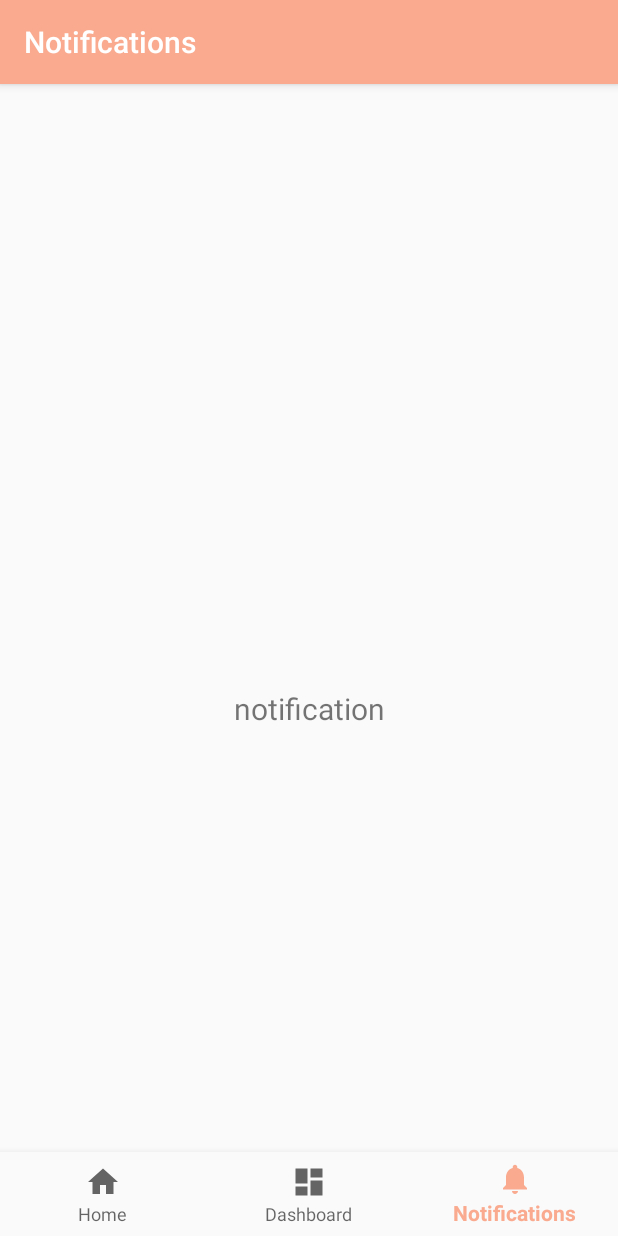
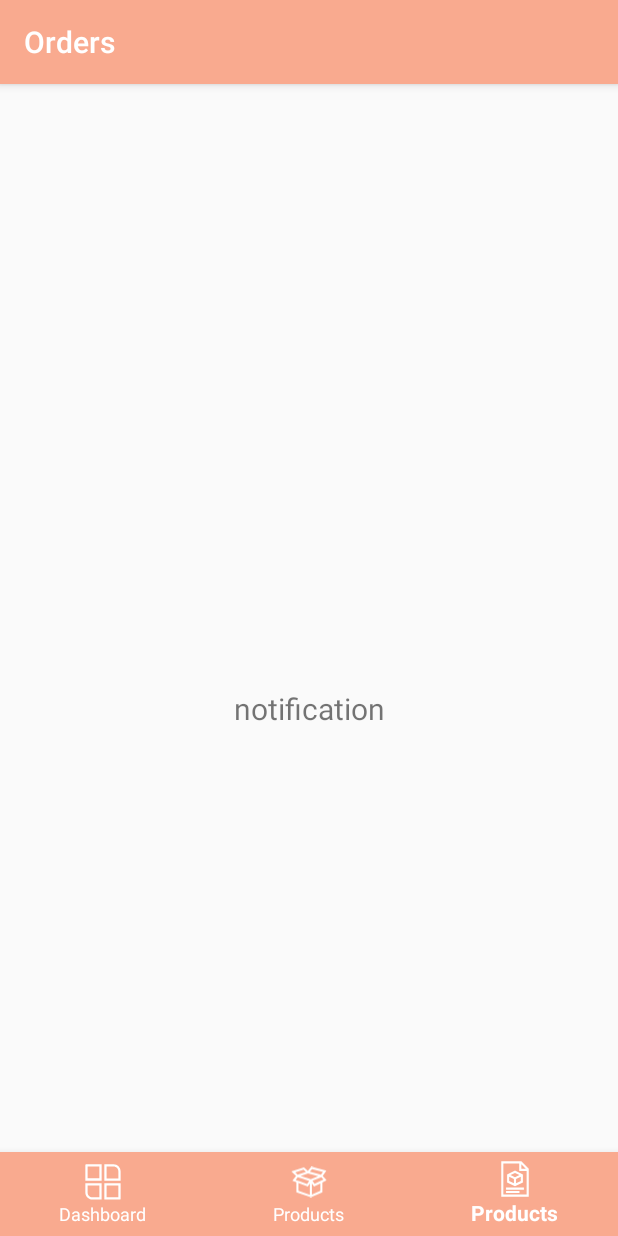
Before and after one commit to ahmedazizou/MyDealAPP, an Android app: the OrdersFragment screen opened through its navigation route, on a phone screen of 412 x 824 dp. Run offline under Robolectric (Android 15) with nearby library versions, the phone set to English and light mode, and no system bars; our stand-ins replace navigation-ui.

Commit message:
take care of the different fragments

```diff
--- a/app/src/main/java/com/example/mydeal/ui/activities/DashboardActivity.kt
+++ b/app/src/main/java/com/example/mydeal/ui/activities/DashboardActivity.kt
@@ -20,7 +20,7 @@ class DashboardActivity : BaseActivity() {
         // menu should be considered as top level destinations.
         val appBarConfiguration = AppBarConfiguration(
             setOf(
-                R.id.navigation_home, R.id.navigation_dashboard, R.id.navigation_notifications
+                R.id.navigation_products, R.id.navigation_dashboard, R.id.navigation_orders
             )
         )
         setupActionBarWithNavController(navController, appBarConfiguration)
--- a/app/src/main/java/com/example/mydeal/ui/fragments/NotificationsFragment.kt
+++ b/app/src/main/java/com/example/mydeal/ui/fragments/OrdersFragment.kt
@@ -8,7 +8,7 @@ import android.widget.TextView
 import androidx.fragment.app.Fragment
 import com.example.mydeal.R
 
-class NotificationsFragment : Fragment() {
+class OrdersFragment : Fragment() {
 
     // private lateinit var notificationsViewModel: NotificationsViewModel
 
@@ -18,7 +18,7 @@ class NotificationsFragment : Fragment() {
         savedInstanceState: Bundle?
     ): View? {
         // notificationsViewModel =ViewModelProviders.of(this).get(NotificationsViewModel::class.java)
-        val root = inflater.inflate(R.layout.fragment_notifications, container, false)
+        val root = inflater.inflate(R.layout.fragment_orders, container, false)
         val textView: TextView = root.findViewById(R.id.text_notifications)
         //notificationsViewModel.text.observe(viewLifecycleOwner, Observer {
             textView.text = "notification"
--- a/app/src/main/java/com/example/mydeal/ui/fragments/HomeFragment.kt
+++ b/app/src/main/java/com/example/mydeal/ui/fragments/ProductsFragment.kt
@@ -9,7 +9,7 @@ import androidx.fragment.app.Fragment
 
 import com.example.mydeal.R
 
-class HomeFragment : Fragment() {
+class ProductsFragment : Fragment() {
 
     //private lateinit var homeViewModel: HomeViewModel
 
@@ -19,7 +19,7 @@ class HomeFragment : Fragment() {
         savedInstanceState: Bundle?
     ): View? {
         //homeViewModel =ViewModelProviders.of(this).get(HomeViewModel::class.java)
-        val root = inflater.inflate(R.layout.fragment_home, container, false)
+        val root = inflater.inflate(R.layout.fragment_products, container, false)
         val textView: TextView = root.findViewById(R.id.text_home)
         //homeViewModel.text.observe(viewLifecycleOwner, Observer {
             textView.text = ""
--- /dev/null
+++ b/app/src/main/res/drawable-v24/icon_dashboard.xml
@@ -0,0 +1,18 @@
+<vector xmlns:android="http://schemas.android.com/apk/res/android"
+    android:width="50dp"
+    android:height="50dp"
+    android:viewportWidth="114.2"
+    android:viewportHeight="114.2">
+    <path
+        android:fillColor="#FF000000"
+        android:pathData="M45.6,8.3v37.3H8.3V8.3H45.6M52.8,1.1H4.2c-1.7,0 -3.1,1.4 -3.1,3.1v48.6h51.7V1.1L52.8,1.1z" />
+    <path
+        android:fillColor="#FF000000"
+        android:pathData="M45.6,68.5v37.3H23.6c-8.4,0 -15.3,-6.8 -15.3,-15.3V68.5H45.6M52.8,61.3H1.1v29.2c0,12.4 10,22.4 22.4,22.4h29.2V61.3L52.8,61.3z" />
+    <path
+        android:fillColor="#FF000000"
+        android:pathData="M90.6,8.3c8.4,0 15.3,6.8 15.3,15.3v22.1H68.5V8.3H90.6M90.6,1.1H61.3v51.7H113V23.6C113,11.2 103,1.1 90.6,1.1L90.6,1.1z" />
+    <path
+        android:fillColor="#FF000000"
+        android:pathData="M105.8,68.5v37.3H68.5V68.5H105.8M113,61.3H61.3V113h48.6c1.7,0 3.1,-1.4 3.1,-3.1V61.3L113,61.3z" />
+</vector>
--- /dev/null
+++ b/app/src/main/res/drawable-v24/icon_orders.xml
@@ -0,0 +1,18 @@
+<vector xmlns:android="http://schemas.android.com/apk/res/android"
+    android:width="50dp"
+    android:height="63.675213dp"
+    android:viewportWidth="93.6"
+    android:viewportHeight="119.2">
+    <path
+        android:fillColor="#FF000000"
+        android:pathData="M68,1.2h-67V118h91.7V25.9L68,1.2zM82.7,25.9H68V11.1L82.7,25.9zM85.6,111H7.9V8.2h53v24.7h24.7V111z" />
+    <path
+        android:fillColor="#FF000000"
+        android:pathData="M20.4,44.5V71l26.4,12.3L73.2,71V44.5L46.8,31.6L20.4,44.5zM61.6,46.6l-14.8,7l-14.8,-7l14.8,-7.2L61.6,46.6zM27.4,52.2l15.8,7.5v14.2l-15.8,-7.4V52.2zM50.3,73.9V59.7l15.8,-7.5v14.4L50.3,73.9z" />
+    <path
+        android:fillColor="#FF000000"
+        android:pathData="M16.9,88.1h59.7v7h-59.7z" />
+    <path
+        android:fillColor="#FF000000"
+        android:pathData="M16.9,99.3h44.8v7h-44.8z" />
+</vector>
--- /dev/null
+++ b/app/src/main/res/drawable-v24/icon_products.xml
@@ -0,0 +1,9 @@
+<vector xmlns:android="http://schemas.android.com/apk/res/android"
+    android:width="50dp"
+    android:height="43.251087dp"
+    android:viewportWidth="137.8"
+    android:viewportHeight="119.2">
+    <path
+        android:fillColor="#FF000000"
+        android:pathData="M19.3,37L5.1,55.1l15.6,5.7V99l51.4,17.6l4.1,1.4l3.7,-1.6l40.2,-17.6V61.1l16.2,-8.7L123.2,38l-1.8,-1.8l14.1,-19.5L77.9,1.2L64.6,16.9l-15,-13.2L1.4,19.6l16,15.4L19.3,37zM57.4,20.9L25.6,32.1L16.1,23l31.7,-10.5L57.4,20.9zM114.7,32.1L72,20.3l8.7,-10.2l41.8,11.3L114.7,32.1zM90.5,66.8L82.1,55l24.6,-10.2l9.1,-3.9l8.8,9.4L90.5,66.8zM80,65.6L88.1,77l24.3,-11.7v28.3L80,107.8V65.6zM61.4,44.4l-7.1,-2.3l-17.5,-5.7l28.3,-9.9l18.7,5.2l20.3,5.6L75.9,49.1L61.4,44.4zM28.5,63.6l35.8,13l7.8,-11v42.7l-43.6,-15V63.6zM20.7,48l5.3,-6.8l2.5,0.8l3.1,1L45,47.4l10.3,3.3l14.5,4.7l-8.4,11.8L29.9,55.8l-1.4,-0.5l-7.8,-2.8l-2.7,-1L20.7,48z" />
+</vector>
--- a/app/src/main/res/layout/activity_dashboard.xml
+++ b/app/src/main/res/layout/activity_dashboard.xml
@@ -13,7 +13,9 @@
             android:layout_height="wrap_content"
             android:layout_marginStart="0dp"
             android:layout_marginEnd="0dp"
-            android:background="?android:attr/windowBackground"
+            android:background="@drawable/app_gradient_color_background"
+            app:itemIconTint="@color/colorWhite"
+            app:itemTextColor="@color/colorWhite"
             app:layout_constraintBottom_toBottomOf="parent"
             app:layout_constraintLeft_toLeftOf="parent"
             app:layout_constraintRight_toRightOf="parent"
--- a/app/src/main/res/layout/fragment_notifications.xml
+++ b/app/src/main/res/layout/fragment_orders.xml
@@ -5,7 +5,7 @@
         xmlns:tools="http://schemas.android.com/tools"
         android:layout_width="match_parent"
         android:layout_height="match_parent"
-        tools:context=".ui.activities.fragments.NotificationsFragment">
+        tools:context=".ui.activities.fragments.OrdersFragment">
 
     <TextView
             android:id="@+id/text_notifications"
--- a/app/src/main/res/layout/fragment_home.xml
+++ b/app/src/main/res/layout/fragment_products.xml
@@ -5,7 +5,7 @@
         xmlns:tools="http://schemas.android.com/tools"
         android:layout_width="match_parent"
         android:layout_height="match_parent"
-        tools:context=".ui.activities.fragments.HomeFragment">
+        tools:context=".ui.activities.fragments.ProductsFragment">
 
     <TextView
             android:id="@+id/text_home"
--- a/app/src/main/res/menu/bottom_nav_menu.xml
+++ b/app/src/main/res/menu/bottom_nav_menu.xml
@@ -2,18 +2,18 @@
 <menu xmlns:android="http://schemas.android.com/apk/res/android">
 
     <item
-            android:id="@+id/navigation_home"
-            android:icon="@drawable/ic_home_black_24dp"
-            android:title="@string/title_home"/>
-
-    <item
             android:id="@+id/navigation_dashboard"
-            android:icon="@drawable/ic_dashboard_black_24dp"
+            android:icon="@drawable/icon_dashboard"
             android:title="@string/title_dashboard"/>
 
     <item
-            android:id="@+id/navigation_notifications"
-            android:icon="@drawable/ic_notifications_black_24dp"
-            android:title="@string/title_notifications"/>
+            android:id="@+id/navigation_products"
+            android:icon="@drawable/icon_products"
+            android:title="@string/title_products"/>
+
+    <item
+            android:id="@+id/navigation_orders"
+            android:icon="@drawable/icon_orders"
+            android:title="@string/title_products"/>
 
 </menu>
--- a/app/src/main/res/navigation/mobile_navigation.xml
+++ b/app/src/main/res/navigation/mobile_navigation.xml
@@ -3,23 +3,23 @@
             xmlns:app="http://schemas.android.com/apk/res-auto"
             xmlns:tools="http://schemas.android.com/tools"
             android:id="@+id/mobile_navigation"
-            app:startDestination="@+id/navigation_home">
-
-    <fragment
-            android:id="@+id/navigation_home"
-            android:name="com.example.mydeal.ui.activities.fragments.HomeFragment"
-            android:label="@string/title_home"
-            tools:layout="@layout/fragment_home"/>
+            app:startDestination="@+id/navigation_dashboard">
 
     <fragment
             android:id="@+id/navigation_dashboard"
             android:name="com.example.mydeal.ui.activities.fragments.DashboardFragment"
             android:label="@string/title_dashboard"
-            tools:layout="@layout/fragment_dashboard"/>
+            tools:layout="@layout/fragment_products"/>
 
     <fragment
-            android:id="@+id/navigation_notifications"
-            android:name="com.example.mydeal.ui.activities.fragments.NotificationsFragment"
-            android:label="@string/title_notifications"
-            tools:layout="@layout/fragment_notifications"/>
+            android:id="@+id/navigation_products"
+            android:name="com.example.mydeal.ui.activities.fragments.ProductsFragment"
+            android:label="@string/title_products"
+            tools:layout="@layout/fragment_products"/>
+
+    <fragment
+            android:id="@+id/navigation_orders"
+            android:name="com.example.mydeal.ui.activities.fragments.OrdersFragment"
+            android:label="@string/title_orders"
+            tools:layout="@layout/fragment_orders"/>
 </navigation>
--- a/app/src/main/res/values/strings.xml
+++ b/app/src/main/res/values/strings.xml
@@ -64,4 +64,7 @@
     <string name="title_notifications">Notifications</string>
 
     <string name="click_back_again_to_exit">Click back again to exit</string>
+
+    <string name="title_products">Products</string>
+    <string name="title_orders">Orders</string>
 </resources>
```
